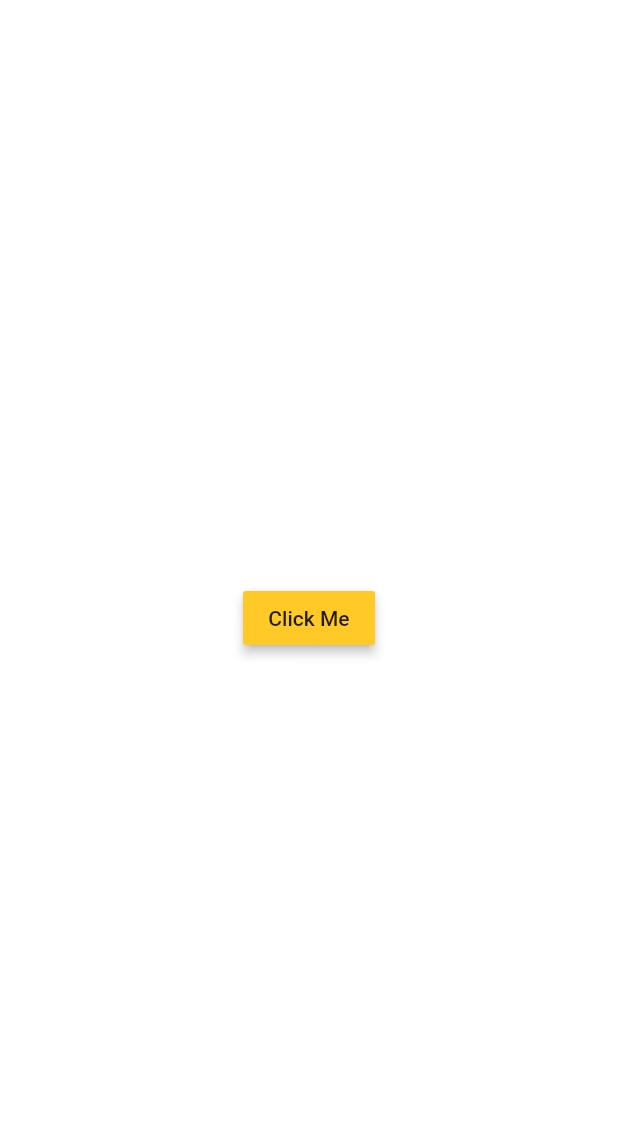
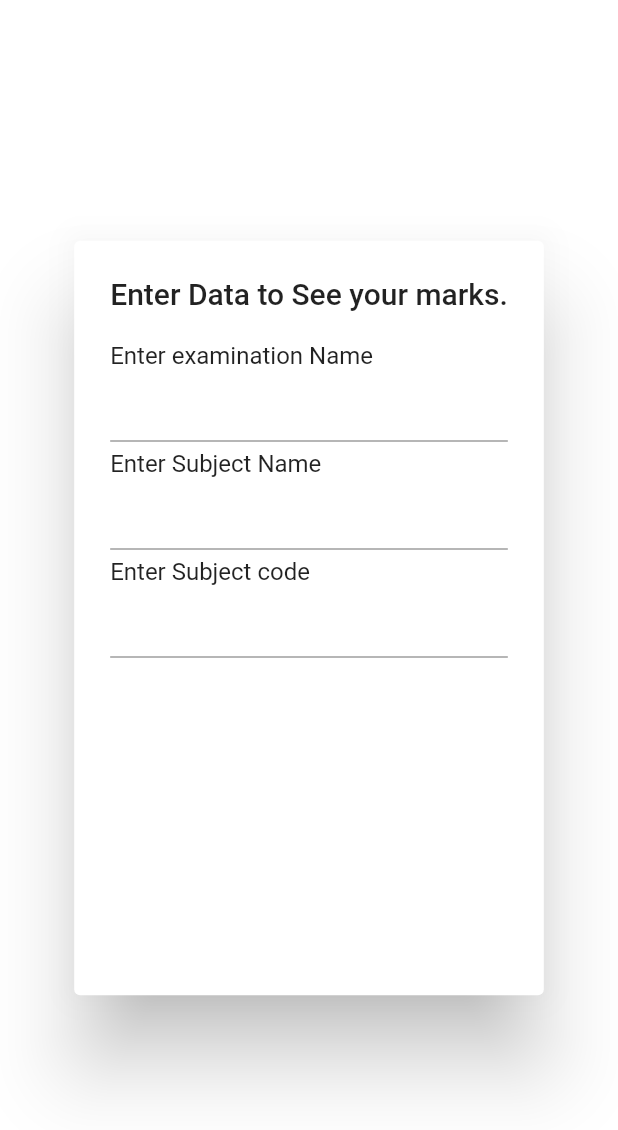
Before and after one commit to SubhabrataTewary/OES_Student, a Flutter app: the Seemarks widget shown alone on an empty page, opened directly, on a phone screen of 412 x 824 dp. Shown: the top 1130 px of the screen. Run offline on Flutter 3.47's test engine with Material 2 defaults, Android fonts, the phone set to English and light mode, and no system bars; our stand-ins replace flutter_svg, shared_preferences; missing offline and left inert: dart:html, shared_preferences_web; accounts and stored records are empty.

Commit message:
Second Commit Added See Marks UI

```diff
--- a/lib/Screens/result/see_marks.dart
+++ b/lib/Screens/result/see_marks.dart
@@ -1,3 +1,5 @@
+import 'dart:html';
+
 import 'package:flutter/material.dart';
 import 'package:flutter_auth/Screens/Drawer/drawers.dart';
 import 'package:flutter_auth/Screens/Signup/components/background.dart';
@@ -11,62 +13,115 @@ class Seemarks extends StatefulWidget {
 }
 
 class _SeemarksState extends State<Seemarks> {
-  get marks => null;
-
-  // String message;
-
-  // void initstate() {
-  //   if (marks > 33) {
-  //     message = "passed..\n" + "you scored $marks";
-  //   } else if (marks < 33) {
-  //     message = "u can do better..\n" + "you scored $marks";
-  //   } else {
-  //     message = "u did well..\n" + "you scored $marks";
-  //   }
-  //   super.initState();
-  // }
-
-//   @override
-//   Widget build(BuildContext context) {
-//     // TODO: implement build
-//     throw UnimplementedError();
-//   }
-// }
-
+  TextEditingController _subject = TextEditingController();
+  TextEditingController _rollNo = TextEditingController();
+  TextEditingController _sem = TextEditingController();
+  @override
   Widget build(BuildContext context) {
-    //   int marks;
-    //   results(
-    //     {
-    //       Key key, @required this.marks
-    //     }
-    //   ):super(key:key);
-    //   @override
-    //   _resultsState createState()=>_resultState(marks);
-    // }
-    // return ElevatedButton(
-    //   onPressed: () {
-    //     _navigateAndDisplaySelection(context);
-    //   },
-    //   child: Text('Result!'),
-    // );
-    return Scaffold(
-      body: Container(
-        child: Center(
-          child: RaisedButton(
-            onPressed: () {},
-            color: Colors.amber.shade400,
-            elevation: 3,
-            child: Text("Click Me"),
+    return AlertDialog(
+      title: Text("Enter Data to See your marks."),
+      content: Container(
+        height: MediaQuery.of(context).size.height / 2,
+        child: Form(
+          child: Column(
+            crossAxisAlignment: CrossAxisAlignment.start,
+            children: [
+              Text("Enter examination Name"),
+              TextFormField(
+                validator: (value) {
+                  return value.isEmpty ? "Field Required" : null;
+                },
+                controller: _subject,
+              ),
+              SizedBox(
+                height: 5,
+              ),
+              Text("Enter Subject Name"),
+              TextFormField(
+                validator: (value) {
+                  return value.isEmpty ? "Field Required" : null;
+                },
+                controller: _subject,
+              ),
+              SizedBox(
+                height: 5,
+              ),
+              Text("Enter Subject code"),
+              TextFormField(
+                validator: (value) {
+                  return value.isEmpty ? "Field Required" : null;
+                },
+                controller: _subject,
+              ),
+            ],
           ),
         ),
       ),
     );
   }
+}
+// class Seemarks extends StatefulWidget {
+//   @override
+//   _SeemarksState createState() => _SeemarksState();
+// }
 
-// _navigateAndDisplaySelection(BuildContext context) async {
-//   final result = await Navigator.push(
-//     context,
-//     MaterialPageRoute(builder: (context) => Results()),
-//   );
+// class _SeemarksState extends State<Seemarks> {
+//   get marks => null;
+
+//   // String message;
+
+//   // void initstate() {
+//   //   if (marks > 33) {
+//   //     message = "passed..\n" + "you scored $marks";
+//   //   } else if (marks < 33) {
+//   //     message = "u can do better..\n" + "you scored $marks";
+//   //   } else {
+//   //     message = "u did well..\n" + "you scored $marks";
+//   //   }
+//   //   super.initState();
+//   // }
+
+// //   @override
+// //   Widget build(BuildContext context) {
+// //     // TODO: implement build
+// //     throw UnimplementedError();
+// //   }
+// // }
+
+//   Widget build(BuildContext context) {
+//     //   int marks;
+//     //   results(
+//     //     {
+//     //       Key key, @required this.marks
+//     //     }
+//     //   ):super(key:key);
+//     //   @override
+//     //   _resultsState createState()=>_resultState(marks);
+//     // }
+//     // return ElevatedButton(
+//     //   onPressed: () {
+//     //     _navigateAndDisplaySelection(context);
+//     //   },
+//     //   child: Text('Result!'),
+//     // );
+//     return Scaffold(
+//       body: Container(
+//         child: Center(
+//           child: RaisedButton(
+//             onPressed: () {},
+//             color: Colors.amber.shade400,
+//             elevation: 3,
+//             child: Text("Click Me"),
+//           ),
+//         ),
+//       ),
+//     );
+//   }
+
+// // _navigateAndDisplaySelection(BuildContext context) async {
+// //   final result = await Navigator.push(
+// //     context,
+// //     MaterialPageRoute(builder: (context) => Results()),
+// //   );
+// // }
 // }
-}
```
Also changed, not shown: lib/Screens/Login/components/body.dart (+4 -4 lines), lib/generated_plugin_registrant.dart (added, +15 -0 lines), 10 other files.
